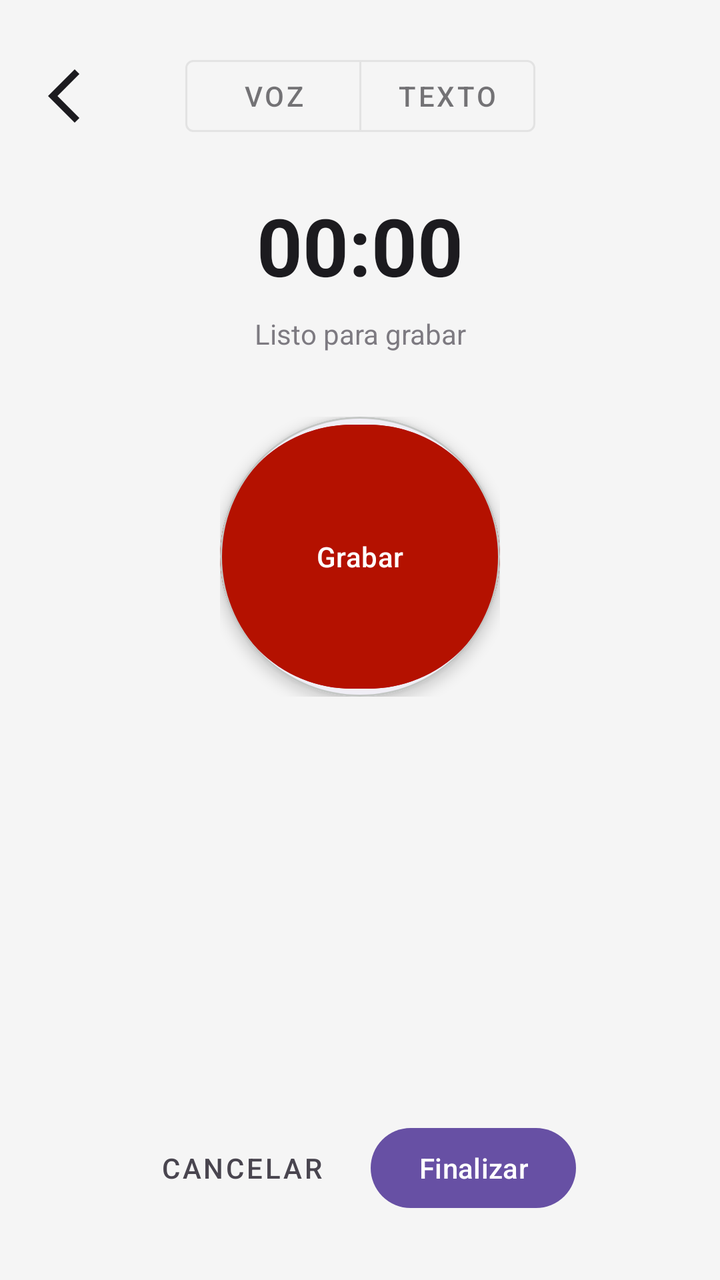
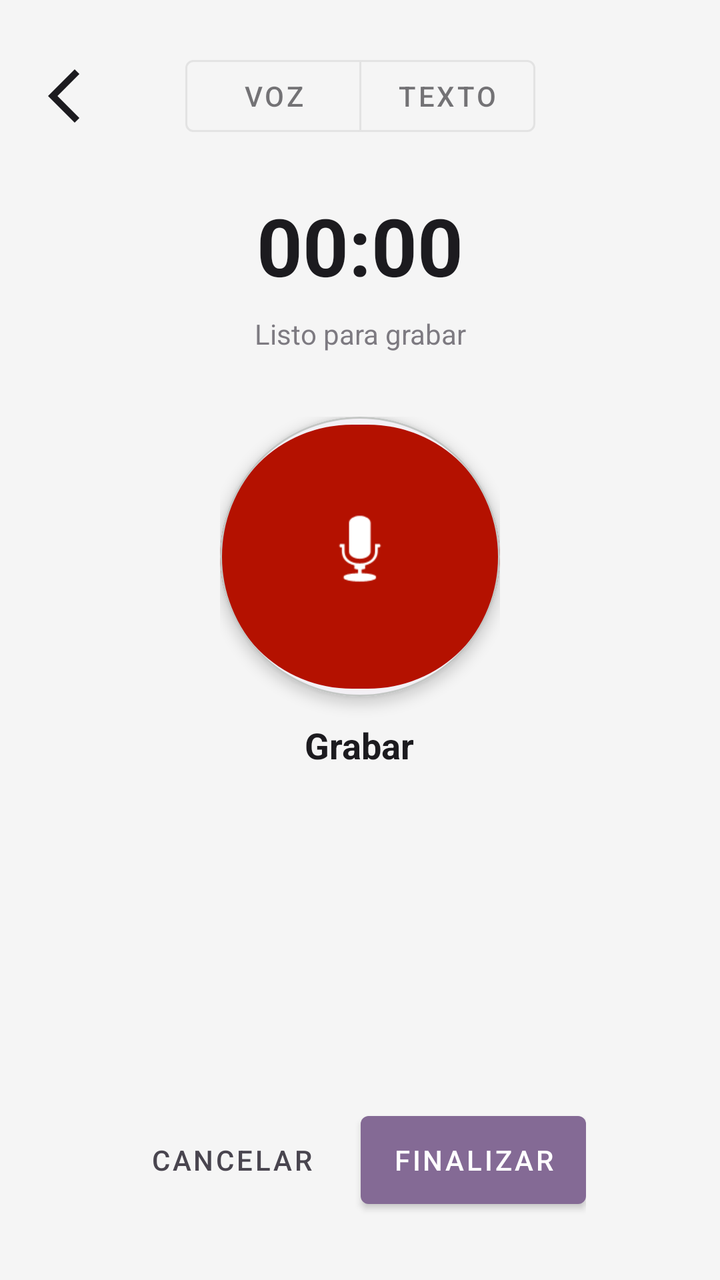

Before-and-after screenshots of an Android layout around one commit, followed by the original layout XML and the change that was made.
<!-- AndroidManifest.xml: application theme Theme.BuildLogAI -->
<!-- res/layout/activity_record.xml -->
<?xml version="1.0" encoding="utf-8"?>
<androidx.constraintlayout.widget.ConstraintLayout
    xmlns:android="http://schemas.android.com/apk/res/android"
    xmlns:app="http://schemas.android.com/apk/res-auto"
    android:layout_width="match_parent"
    android:layout_height="match_parent"
    android:background="?android:attr/colorBackground">

    
    <ImageView
        android:id="@+id/btnBack"
        android:layout_width="32dp"
        android:layout_height="32dp"
        android:layout_marginStart="16dp"
        android:src="@drawable/outline_arrow_back_ios_new_24"
        android:contentDescription="@string/common_cancel"
        android:clickable="true"
        android:focusable="true"
        app:tint="?attr/colorOnSurface"
        android:background="?attr/selectableItemBackgroundBorderless"
        app:layout_constraintTop_toTopOf="@id/toggleMode"
        app:layout_constraintBottom_toBottomOf="@id/toggleMode"
        app:layout_constraintStart_toStartOf="parent" />

    
    <com.google.android.material.button.MaterialButtonToggleGroup
        android:id="@+id/toggleMode"
        android:layout_width="wrap_content"
        android:layout_height="wrap_content"
        android:layout_marginTop="24dp"
        app:singleSelection="true"
        app:layout_constraintTop_toTopOf="parent"
        app:layout_constraintStart_toStartOf="parent"
        app:layout_constraintEnd_toEndOf="parent">

        <com.google.android.material.button.MaterialButton
            android:id="@+id/btnModeVoice"
            style="@style/Widget.MaterialComponents.Button.OutlinedButton"
            android:layout_width="wrap_content"
            android:layout_height="wrap_content"
            android:text="Voz"/>

        <com.google.android.material.button.MaterialButton
            android:id="@+id/btnModeText"
            style="@style/Widget.MaterialComponents.Button.OutlinedButton"
            android:layout_width="wrap_content"
            android:layout_height="wrap_content"
            android:text="Texto"/>

    </com.google.android.material.button.MaterialButtonToggleGroup>

    
    <LinearLayout
        android:id="@+id/layoutHeader"
        android:layout_width="wrap_content"
        android:layout_height="wrap_content"
        android:orientation="vertical"
        android:gravity="center"
        android:layout_marginTop="24dp"
        app:layout_constraintTop_toBottomOf="@id/toggleMode"
        app:layout_constraintStart_toStartOf="parent"
        app:layout_constraintEnd_toEndOf="parent">

        
        <TextView
            android:id="@+id/tvTimer"
            android:layout_width="wrap_content"
            android:layout_height="wrap_content"
            android:text="@string/record_timer_default"
            android:textSize="40sp"
            android:textStyle="bold"
            android:textColor="?attr/colorOnSurface"/>

        
        <TextView
            android:id="@+id/tvRecording"
            android:layout_width="wrap_content"
            android:layout_height="wrap_content"
            android:text="@string/record_status_idle"
            android:textSize="14sp"
            android:textColor="?attr/colorOnSurfaceVariant"
            android:alpha="0.7"
            android:layout_marginTop="8dp"/>

    </LinearLayout>

    
    <FrameLayout
        android:id="@+id/layoutVoice"
        android:layout_width="wrap_content"
        android:layout_height="wrap_content"
        android:layout_marginTop="32dp"
        app:layout_constraintTop_toBottomOf="@id/layoutHeader"
        app:layout_constraintStart_toStartOf="parent"
        app:layout_constraintEnd_toEndOf="parent">

        <com.google.android.material.card.MaterialCardView
            android:layout_width="140dp"
            android:layout_height="140dp"
            app:cardCornerRadius="70dp"
            app:cardElevation="4dp"
            app:cardBackgroundColor="?attr/colorSurface">

            <Button
                android:id="@+id/btnRecord"
                android:layout_width="match_parent"
                android:layout_height="match_parent"
                android:backgroundTint="#B41100"
                android:text="@string/record_button_start"
                android:textColor="@android:color/white"/>

        </com.google.android.material.card.MaterialCardView>

    </FrameLayout>

    
    <com.google.android.material.textfield.TextInputLayout
        android:id="@+id/layoutText"
        android:layout_width="0dp"
        android:layout_height="wrap_content"
        android:visibility="gone"
        android:layout_margin="24dp"
        style="@style/Widget.MaterialComponents.TextInputLayout.OutlinedBox"
        app:layout_constraintTop_toBottomOf="@id/layoutHeader"
        app:layout_constraintStart_toStartOf="parent"
        app:layout_constraintEnd_toEndOf="parent">

        <com.google.android.material.textfield.TextInputEditText
            android:id="@+id/etNote"
            android:layout_width="match_parent"
            android:layout_height="150dp"
            android:hint="Escribe tu nota..."
            android:gravity="top"
            android:textColor="?attr/colorOnSurface"
            android:inputType="textMultiLine"/>

    </com.google.android.material.textfield.TextInputLayout>

    
    <LinearLayout
        android:id="@+id/layoutActions"
        android:layout_width="wrap_content"
        android:layout_height="wrap_content"
        android:orientation="horizontal"
        android:layout_marginBottom="32dp"
        app:layout_constraintBottom_toBottomOf="parent"
        app:layout_constraintStart_toStartOf="parent"
        app:layout_constraintEnd_toEndOf="parent">

        <com.google.android.material.button.MaterialButton
            android:id="@+id/btnCancel"
            style="@style/Widget.MaterialComponents.Button.TextButton"
            android:layout_width="wrap_content"
            android:layout_height="wrap_content"
            android:text="@string/common_cancel"
            android:textColor="?attr/colorOnSurfaceVariant"
            android:layout_marginEnd="16dp"/>

        <com.google.android.material.button.MaterialButton
            android:id="@+id/btnFinish"
            android:layout_width="wrap_content"
            android:layout_height="wrap_content"
            android:text="@string/record_button_finish"
            app:backgroundTint="?attr/colorPrimary"
            android:textColor="?attr/colorOnPrimary"/>

    </LinearLayout>

</androidx.constraintlayout.widget.ConstraintLayout>
<!-- resources referenced by this layout -->
<resources>
  <!-- drawable outline_arrow_back_ios_new_24 (drawable) -->
  <vector xmlns:android="http://schemas.android.com/apk/res/android" android:autoMirrored="true" android:height="24dp" android:tint="#000000" android:viewportHeight="960" android:viewportWidth="960" android:width="24dp">
        
      <path android:fillColor="@android:color/white" android:pathData="M640,880L240,480L640,80L711,151L382,480L711,809L640,880Z"/>
      
  </vector>
  <string name="common_cancel">Cancelar</string>
  <string name="record_button_finish">Finalizar</string>
  <string name="record_button_start">Grabar</string>
  <string name="record_status_idle">Listo para grabar</string>
  <string name="record_timer_default">00:00</string>
  <style name="Theme.BuildLogAI" parent="Base.Theme.BuildLogAI" />
  <style name="Base.Theme.BuildLogAI" parent="Theme.Material3.DayNight.NoActionBar">
          
          <item name="colorPrimary">#6750A4</item>
          <item name="colorOnPrimary">#FFFFFF</item>
          <item name="colorPrimaryContainer">#EADDFF</item>
          <item name="colorOnPrimaryContainer">#21005D</item>
  
          
          <item name="android:colorBackground">#F5F5F5</item>
          <item name="colorSurface">#FFFFFF</item>
          <item name="colorSurfaceVariant">#E7E0EC</item>
          <item name="colorOnSurface">#1C1B1F</item>
          <item name="colorOnSurfaceVariant">#49454F</item>
  
          
          <item name="colorOutline">#79747E</item>
          <item name="colorOutlineVariant">#C4C7C5</item>
      </style>
</resources>

<!-- the commit's change to res/layout/activity_record.xml (unified diff, before → after) -->
@@ -85,10 +85,13 @@
     </LinearLayout>
 
     
-    <FrameLayout
+    
+    <LinearLayout
         android:id="@+id/layoutVoice"
         android:layout_width="wrap_content"
         android:layout_height="wrap_content"
+        android:orientation="vertical"
+        android:gravity="center"
         android:layout_marginTop="32dp"
         app:layout_constraintTop_toBottomOf="@id/layoutHeader"
         app:layout_constraintStart_toStartOf="parent"
@@ -101,17 +104,31 @@
             app:cardElevation="4dp"
             app:cardBackgroundColor="?attr/colorSurface">
 
-            <Button
+            <com.google.android.material.button.MaterialButton
                 android:id="@+id/btnRecord"
                 android:layout_width="match_parent"
                 android:layout_height="match_parent"
-                android:backgroundTint="#B41100"
-                android:text="@string/record_button_start"
-                android:textColor="@android:color/white"/>
+                android:text=""
+                android:contentDescription="Iniciar grabación"
+                app:backgroundTint="#B41100"
+                app:icon="@android:drawable/ic_btn_speak_now"
+                app:iconTint="@android:color/white"
+                app:iconGravity="textTop"
+                app:iconSize="48dp"/>
 
         </com.google.android.material.card.MaterialCardView>
 
-    </FrameLayout>
+        <TextView
+            android:id="@+id/tvRecordLabel"
+            android:layout_width="wrap_content"
+            android:layout_height="wrap_content"
+            android:layout_marginTop="12dp"
+            android:text="Grabar"
+            android:textSize="18sp"
+            android:textStyle="bold"
+            android:textColor="?attr/colorOnSurface"/>
+
+    </LinearLayout>
 
     
     <com.google.android.material.textfield.TextInputLayout
@@ -160,9 +177,11 @@
             android:id="@+id/btnFinish"
             android:layout_width="wrap_content"
             android:layout_height="wrap_content"
+            android:minHeight="56dp"
+            style="@style/Widget.MaterialComponents.Button"
             android:text="@string/record_button_finish"
             app:backgroundTint="?attr/colorPrimary"
-            android:textColor="?attr/colorOnPrimary"/>
+            android:textColor="?attr/colorOnPrimary" />
 
     </LinearLayout>
 
<!-- resource entries referenced after the edit -->
@@ -8,13 +8,12 @@
   </vector>
   <string name="common_cancel">Cancelar</string>
   <string name="record_button_finish">Finalizar</string>
-  <string name="record_button_start">Grabar</string>
   <string name="record_status_idle">Listo para grabar</string>
   <string name="record_timer_default">00:00</string>
   <style name="Theme.BuildLogAI" parent="Base.Theme.BuildLogAI" />
   <style name="Base.Theme.BuildLogAI" parent="Theme.Material3.DayNight.NoActionBar">
           
-          <item name="colorPrimary">#6750A4</item>
+          <item name="colorPrimary">#846A95</item>
           <item name="colorOnPrimary">#FFFFFF</item>
           <item name="colorPrimaryContainer">#EADDFF</item>
           <item name="colorOnPrimaryContainer">#21005D</item>
@@ -27,7 +26,7 @@
           <item name="colorOnSurfaceVariant">#49454F</item>
   
           
-          <item name="colorOutline">#79747E</item>
+          <item name="colorOutline">#000000</item>
           <item name="colorOutlineVariant">#C4C7C5</item>
       </style>
 </resources>
